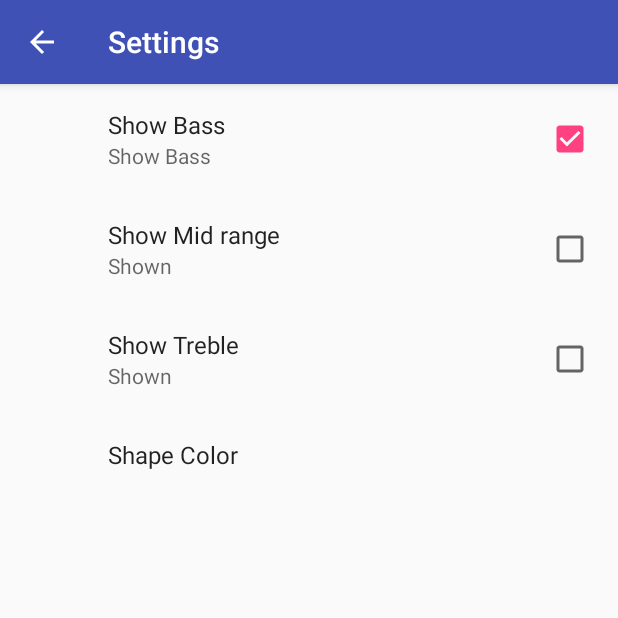
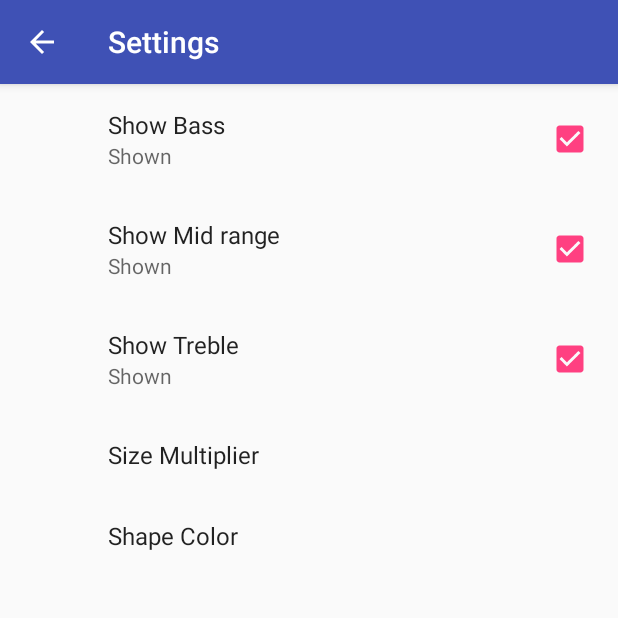
Before and after one commit to Arshjeet2003/Beats, an Android app: the screen it shows after launch (SettingsActivity), in the options menu, after a tap on "Settings", on a phone screen of 412 x 824 dp, the top half of it. Run offline under Robolectric (Android 15) with nearby library versions, the phone set to English and light mode, and no system bars; our stand-ins replace androidx.preference; 1 statement that could not run was skipped.

Commit message:
Second update

```diff
--- a/app/src/main/java/com/example/android/visualizerpreferences/SettingsFragment.java
+++ b/app/src/main/java/com/example/android/visualizerpreferences/SettingsFragment.java
@@ -2,8 +2,10 @@ package com.example.android.visualizerpreferences;
 
 import android.content.SharedPreferences;
 import android.os.Bundle;
+import android.widget.Toast;
 
 import androidx.preference.CheckBoxPreference;
+import androidx.preference.EditTextPreference;
 import androidx.preference.ListPreference;
 import androidx.preference.Preference;
 import androidx.preference.PreferenceFragmentCompat;
@@ -11,7 +13,7 @@ import androidx.preference.PreferenceManager;
 import androidx.preference.PreferenceScreen;
 
 public class SettingsFragment extends PreferenceFragmentCompat implements
-        SharedPreferences.OnSharedPreferenceChangeListener {
+        SharedPreferences.OnSharedPreferenceChangeListener, Preference.OnPreferenceChangeListener {
 
 
     @Override
@@ -23,30 +25,33 @@ public class SettingsFragment extends PreferenceFragmentCompat implements
         PreferenceScreen preferenceScreen = getPreferenceScreen();
         int count = preferenceScreen.getPreferenceCount();
 
-        for(int i=0;i<count;i++){
+        for (int i = 0; i < count; i++) {
             Preference p = preferenceScreen.getPreference(i);
-            if(!(p instanceof CheckBoxPreference)){
+            if (!(p instanceof CheckBoxPreference)) {
 
-                String value = sharedPreferences.getString(p.getKey(),"");
-                setPreferenceSummary(p,value);
+                String value = sharedPreferences.getString(p.getKey(), "");
+                setPreferenceSummary(p, value);
 
             }
         }
+        Preference preference = findPreference(getString(R.string.size_key));
+        preference.setOnPreferenceChangeListener(this);
 
     }
 
-    private void setPreferenceSummary(Preference preference,String value){
+    private void setPreferenceSummary(Preference preference, String value) {
 
-        if(preference instanceof ListPreference){
+        if (preference instanceof ListPreference) {
             //for list preference, figure out the label of the selected value
             ListPreference listPreference = (ListPreference) preference;
             int prefIndex = listPreference.findIndexOfValue(value);
-            if(prefIndex>=0){
+            if (prefIndex >= 0) {
                 //Set the summary to that label
                 listPreference.setSummary(listPreference.getEntries()[prefIndex]);
             }
 
-
+        } else if (preference instanceof EditTextPreference) {
+            preference.setSummary(value);
         }
 
 
@@ -57,13 +62,13 @@ public class SettingsFragment extends PreferenceFragmentCompat implements
 
         //Figure out which preference was changed
         Preference preference = findPreference(key);
-        if(preference!=null){
+        if (preference != null) {
             //Updates the summary for the preference
-            if(!(preference instanceof CheckBoxPreference)){
+            if (!(preference instanceof CheckBoxPreference)) {
                 //finding value through key
-                String value = sharedPreferences.getString(preference.getKey(),"");
+                String value = sharedPreferences.getString(preference.getKey(), "");
                 //setting label through value
-                setPreferenceSummary(preference,value);
+                setPreferenceSummary(preference, value);
             }
         }
     }
@@ -77,9 +82,33 @@ public class SettingsFragment extends PreferenceFragmentCompat implements
     }
 
     @Override
-    public void onDestroy(){
+    public void onDestroy() {
         super.onDestroy();
         getPreferenceScreen().getSharedPreferences()
                 .unregisterOnSharedPreferenceChangeListener(this);
     }
+
+    @Override
+    public boolean onPreferenceChange(Preference preference, Object newValue) {
+        Toast error = Toast.makeText(getContext(), "Please enter a value between 0.1 and 3", Toast.LENGTH_SHORT);
+        String sizeKey = getString(R.string.size_key);
+
+        if (preference.getKey().equals(sizeKey)) {
+            String stringSize = (String) newValue;
+
+            try {
+                float size = Float.parseFloat(stringSize);
+                if (size <= 0 || size > 3) {
+                    error.show();
+                    return false;
+                }
+            } catch (NumberFormatException nfe) {
+
+                //if whatever user has entered cannot be parsed to integer
+                error.show();
+                return false;
+            }
+        }
+        return true;
+    }
 }
--- a/app/src/main/java/com/example/android/visualizerpreferences/VisualizerActivity.java
+++ b/app/src/main/java/com/example/android/visualizerpreferences/VisualizerActivity.java
@@ -18,7 +18,7 @@ import android.widget.Toast;
 import com.example.android.visualizerpreferences.AudioVisuals.AudioInputReader;
 import com.example.android.visualizerpreferences.AudioVisuals.VisualizerView;
 
-public class VisualizerActivity extends AppCompatActivity implements SharedPreferences.OnSharedPreferenceChangeListener{
+public class VisualizerActivity extends AppCompatActivity implements SharedPreferences.OnSharedPreferenceChangeListener {
 
     private static final int MY_PERMISSION_RECORD_AUDIO_REQUEST_CODE = 88;
     private VisualizerView mVisualizerView;
@@ -36,60 +36,65 @@ public class VisualizerActivity extends AppCompatActivity implements SharedPrefe
     private void setupSharedPreferences() {
         SharedPreferences sharedPreferences = PreferenceManager.getDefaultSharedPreferences(this);
 
-        mVisualizerView.setShowBass(sharedPreferences.getBoolean("show_bass",true));
-        mVisualizerView.setShowMid(sharedPreferences.getBoolean("show_mid_range",false));
-        mVisualizerView.setShowTreble(sharedPreferences.getBoolean("show_treble",false));
-        mVisualizerView.setMinSizeScale(1);
+        mVisualizerView.setShowBass(sharedPreferences.getBoolean(getResources().getString(R.string.show_bass_key), getResources().getBoolean(R.bool.checkbox_bass_defaultValue)));
+        mVisualizerView.setShowMid(sharedPreferences.getBoolean(getResources().getString(R.string.show_midrange_key), getResources().getBoolean(R.bool.checkbox_midrange_defaultValue)));
+        mVisualizerView.setShowTreble(sharedPreferences.getBoolean(getResources().getString(R.string.show_treble_key), getResources().getBoolean(R.bool.checkbox_treble_defaultValue)));
+        loadSizeFromPreferences(sharedPreferences);
         loadColorFromPreferences(sharedPreferences);
 
 
         sharedPreferences.registerOnSharedPreferenceChangeListener(this);
     }
-    private void loadColorFromPreferences(SharedPreferences sharedPreferences){
 
-        mVisualizerView.setColor(sharedPreferences.getString("color",getString(R.string.pref_color_red_value)));
+    private void loadColorFromPreferences(SharedPreferences sharedPreferences) {
+
+        mVisualizerView.setColor(sharedPreferences.getString(getResources().getString(R.string.listPreference_key), getString(R.string.pref_color_red_value)));
 
 
+    }
 
+    private void loadSizeFromPreferences(SharedPreferences sharedPreferences) {
+
+        float minSize = Float.parseFloat(sharedPreferences.getString(getString(R.string.size_key), getString(R.string.size_default_value)));
+        mVisualizerView.setMinSizeScale(minSize);
     }
 
 
     @Override
     public void onSharedPreferenceChanged(SharedPreferences sharedPreferences, String key) {
 
-        if(key.equals("show_bass")){
-            mVisualizerView.setShowBass(sharedPreferences.getBoolean(key,true));
-        }
-        else if(key.equals("show_mid_range")){
-            mVisualizerView.setShowMid(sharedPreferences.getBoolean(key,false));
-        }
-        else if(key.equals("show_treble")){
-            mVisualizerView.setShowTreble(sharedPreferences.getBoolean(key,false));
-        }
-        else if(key.equals("color")){
+        if (key.equals(getResources().getString(R.string.show_bass_key))) {
+            mVisualizerView.setShowBass(sharedPreferences.getBoolean(key, getResources().getBoolean(R.bool.checkbox_bass_defaultValue)));
+        } else if (key.equals(getResources().getString(R.string.show_midrange_key))) {
+            mVisualizerView.setShowMid(sharedPreferences.getBoolean(key, getResources().getBoolean(R.bool.checkbox_midrange_defaultValue)));
+        } else if (key.equals(getResources().getString(R.string.show_treble_key))) {
+            mVisualizerView.setShowTreble(sharedPreferences.getBoolean(key, getResources().getBoolean(R.bool.checkbox_treble_defaultValue)));
+        } else if (key.equals(getResources().getString(R.string.listPreference_key))) {
             loadColorFromPreferences(sharedPreferences);
+        } else if (key.equals(getResources().getString(R.string.size_key))) {
+            loadSizeFromPreferences(sharedPreferences);
         }
     }
 
     @Override
-    public void onDestroy(){
+    public void onDestroy() {
         super.onDestroy();
         //To prevent memory leak
         PreferenceManager.getDefaultSharedPreferences(this).unregisterOnSharedPreferenceChangeListener(this);
     }
 
     @Override
-    public boolean onCreateOptionsMenu(Menu menu){
+    public boolean onCreateOptionsMenu(Menu menu) {
         MenuInflater inflater = getMenuInflater();
-        inflater.inflate(R.menu.visualizer_menu,menu);
+        inflater.inflate(R.menu.visualizer_menu, menu);
         return true;
     }
 
     @Override
-    public boolean onOptionsItemSelected(MenuItem item){
+    public boolean onOptionsItemSelected(MenuItem item) {
         int id = item.getItemId();
-        if(id == R.id.action_setting){
-            Intent startSettingActivity = new Intent(this,SettingsActivity.class);
+        if (id == R.id.action_setting) {
+            Intent startSettingActivity = new Intent(this, SettingsActivity.class);
             startActivity(startSettingActivity);
             return true;
         }
@@ -129,7 +134,7 @@ public class VisualizerActivity extends AppCompatActivity implements SharedPrefe
             // And if we're on SDK M or later...
             if (Build.VERSION.SDK_INT >= Build.VERSION_CODES.M) {
                 // Ask again, nicely, for the permissions.
-                String[] permissionsWeNeed = new String[]{ Manifest.permission.RECORD_AUDIO };
+                String[] permissionsWeNeed = new String[]{Manifest.permission.RECORD_AUDIO};
                 requestPermissions(permissionsWeNeed, MY_PERMISSION_RECORD_AUDIO_REQUEST_CODE);
             }
         } else {
@@ -140,7 +145,7 @@ public class VisualizerActivity extends AppCompatActivity implements SharedPrefe
 
     @Override
     public void onRequestPermissionsResult(int requestCode,
-                                          String permissions[],int[] grantResults) {
+                                           String permissions[], int[] grantResults) {
         super.onRequestPermissionsResult(requestCode, permissions, grantResults);
         switch (requestCode) {
             case MY_PERMISSION_RECORD_AUDIO_REQUEST_CODE: {
--- /dev/null
+++ b/app/src/main/res/values/bools.xml
@@ -0,0 +1,11 @@
+<?xml version="1.0" encoding="utf-8"?>
+<resources>
+
+
+    <bool name="checkbox_bass_defaultValue">true</bool>
+
+    <bool name="checkbox_midrange_defaultValue">true</bool>
+
+    <bool name="checkbox_treble_defaultValue">true</bool>
+
+</resources>
--- a/app/src/main/res/values/strings.xml
+++ b/app/src/main/res/values/strings.xml
@@ -15,4 +15,24 @@
     <!-- Value in SharedPreferences for green color option -->
     <string name="pref_color_green_value" translatable="false">green</string>
     <string name="action_setting">Settings</string>
+
+    <string name="shown">Shown</string>
+    <string name="hidden">Hidden</string>
+
+    <string name="show_bass_key" translatable="false">show_bass</string>
+    <string name="show_midrange_key" translatable="false">show_mid_range</string>
+    <string name="show_treble_key" translatable="false">show_treble</string>
+
+    <string name="show_bass_label">Show Bass</string>
+    <string name="show_midrange_label">Show Mid range</string>
+    <string name="show_treble_label">Show Treble</string>
+
+    <string name="size_label">Size Multiplier</string>
+    <string name="size_key" translatable="false">size</string>
+    <string name="size_default_value" translatable="false">1</string>
+
+    <string name="listPreference_default_value">Red</string>
+    <string name="listPreference_key" translatable="false">color</string>
+    <string name="listPreference_title">Shape Color</string>
+
 </resources>
--- a/app/src/main/res/xml/pref_visualizer.xml
+++ b/app/src/main/res/xml/pref_visualizer.xml
@@ -2,34 +2,45 @@
 <PreferenceScreen xmlns:android="http://schemas.android.com/apk/res/android">
 
     <CheckBoxPreference
-        android:defaultValue="true"
-        android:key="show_bass"
-        android:summaryOff="Hidden"
-        android:summaryOn="Show Bass"
-        android:title="Show Bass"
+        android:defaultValue="@bool/checkbox_bass_defaultValue"
+        android:key="@string/show_bass_key"
+        android:summaryOff="@string/hidden"
+        android:summaryOn="@string/shown"
+        android:title="@string/show_bass_label"
         />
 
     <CheckBoxPreference
-        android:defaultValue="false"
-        android:key="show_mid_range"
-        android:summaryOff="Shown"
-        android:summaryOn="Show Mid range"
-        android:title="Show Mid range"
+        android:defaultValue="@bool/checkbox_midrange_defaultValue"
+        android:key="@string/show_midrange_key"
+        android:summaryOff="@string/hidden"
+        android:summaryOn="@string/shown"
+        android:title="@string/show_midrange_label"
         />
 
     <CheckBoxPreference
-        android:defaultValue="false"
-        android:key="show_treble"
-        android:summaryOff="Shown"
-        android:summaryOn="Show Treble"
-        android:title="Show Treble"
+        android:defaultValue="@bool/checkbox_treble_defaultValue"
+        android:key="@string/show_treble_key"
+        android:summaryOff="@string/hidden"
+        android:summaryOn="@string/shown"
+        android:title="@string/show_treble_label"
         />
+
+    <EditTextPreference
+
+        android:defaultValue="@string/size_default_value"
+        android:key="@string/size_key"
+        android:title="@string/size_label"
+
+
+        />
+
+
     <ListPreference
-        android:defaultValue="Red"
+        android:defaultValue="@string/listPreference_default_value"
         android:entries="@array/pref_color_options_labels"
         android:entryValues="@array/pref_color_options_values"
-        android:key="color"
-        android:title="Shape Color"
+        android:key="@string/listPreference_key"
+        android:title="@string/listPreference_title"
 
         />
 
```
